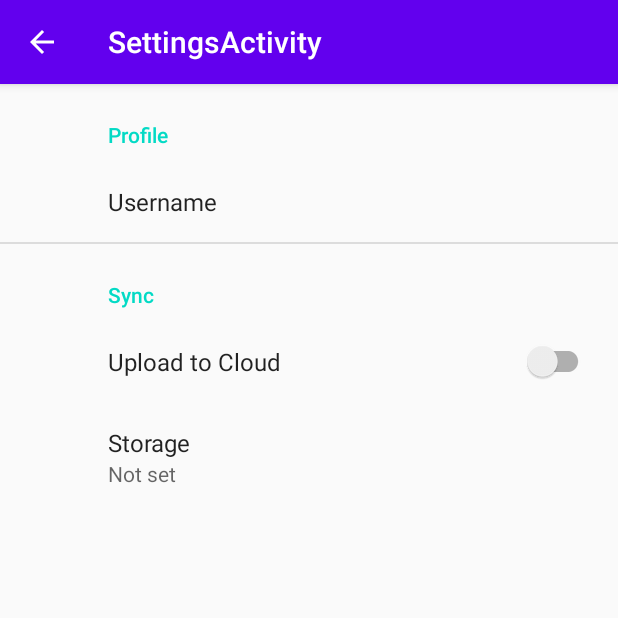
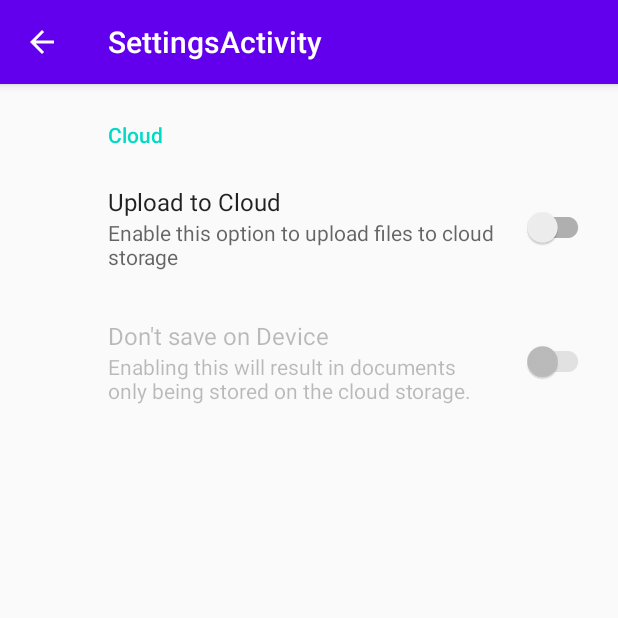
Before and after one commit to SV1906/Android_1_NotesMaker, an Android app: the SettingsActivity screen opened directly, with no data from a screen before it, on a phone screen of 412 x 824 dp, the top half of it. Run offline under Robolectric (Android 15) with nearby library versions, the phone set to English and light mode, and no system bars; our stand-ins replace Firebase (no records; nobody signed in at launch, a user with empty details on screens opened directly), androidx.preference.

Commit message:
Updated Setting to provide user the choice of uploading to cloud and storing to local storage

```diff
--- a/app/src/main/java/com/example/notesmaker/CloudNotes.java
+++ b/app/src/main/java/com/example/notesmaker/CloudNotes.java
@@ -37,6 +37,7 @@ public class CloudNotes extends AppCompatActivity {
     RecyclerView cloudNotes;
     LinearLayoutManager linearLayoutManager;
     CloudFileAdapter cloudFileAdapter;
+    TextView cloudMessage;
 
     FirebaseAuth mAuth;
     FirebaseUser mUser;
@@ -53,17 +54,19 @@ public class CloudNotes extends AppCompatActivity {
         setContentView(R.layout.activity_cloud_notes);
 
         swipeRefreshLayout = findViewById(R.id.cloudListRefresh);
+        cloudMessage = findViewById(R.id.cloudMessage);
 
         mAuth = FirebaseAuth.getInstance();
         mUser = mAuth.getCurrentUser();
+
         if (mUser!=null){
+            cloudMessage.setVisibility(View.INVISIBLE);
             storage = FirebaseStorage.getInstance();
             pdfStorage = storage.getReference();
             pdfStorage = pdfStorage.child(mUser.getUid());
             pdfStorage = pdfStorage.child("PDFs");
             getFiles();
             swipeRefreshLayout.setEnabled(true);
-
 
             swipeRefreshLayout.setOnRefreshListener(new SwipeRefreshLayout.OnRefreshListener() {
                 @Override
@@ -74,6 +77,7 @@ public class CloudNotes extends AppCompatActivity {
             });
         } else {
             swipeRefreshLayout.setEnabled(false);
+            cloudMessage.setVisibility(View.VISIBLE);
         }
 
         cloudNotes = findViewById(R.id.cloudNotes);
--- a/app/src/main/java/com/example/notesmaker/SettingsActivity.java
+++ b/app/src/main/java/com/example/notesmaker/SettingsActivity.java
@@ -1,22 +1,23 @@
 package com.example.notesmaker;
 
-import android.content.Intent;
 import android.content.SharedPreferences;
-import android.net.Uri;
 import android.os.Bundle;
-import android.provider.DocumentsContract;
-import android.provider.MediaStore;
 import android.util.Log;
 
-import androidx.annotation.Nullable;
 import androidx.appcompat.app.ActionBar;
 import androidx.appcompat.app.AppCompatActivity;
-import androidx.preference.EditTextPreference;
 import androidx.preference.Preference;
+import androidx.preference.PreferenceCategory;
 import androidx.preference.PreferenceFragmentCompat;
 import androidx.preference.PreferenceManager;
 
+import com.google.firebase.auth.FirebaseAuth;
+import com.google.firebase.auth.FirebaseUser;
+
 public class SettingsActivity extends AppCompatActivity {
+
+    FirebaseAuth mAuth;
+    FirebaseUser mUser;
 
     @Override
     protected void onCreate(Bundle savedInstanceState) {
@@ -32,6 +33,9 @@ public class SettingsActivity extends AppCompatActivity {
         if (actionBar != null) {
             actionBar.setDisplayHomeAsUpEnabled(true);
         }
+
+        mAuth = FirebaseAuth.getInstance();
+        mUser = mAuth.getCurrentUser();
     }
 
     public static class SettingsFragment extends PreferenceFragmentCompat {
@@ -40,13 +44,39 @@ public class SettingsActivity extends AppCompatActivity {
             setPreferencesFromResource(R.xml.root_preferences, rootKey);
 
             final SharedPreferences preferences = PreferenceManager.getDefaultSharedPreferences(getContext());
-            final Preference path = findPreference("Path");
+            final Preference localStorage = findPreference("LocalStorage");
+            PreferenceCategory cloud = findPreference("Cloud");
+
+            FirebaseAuth auth = FirebaseAuth.getInstance();
+            FirebaseUser user = auth.getCurrentUser();
+
+            if (user!=null){
+                cloud.setEnabled(true);
+            } else {
+                cloud.setEnabled(false);
+            }
+
+            if (preferences.getBoolean("CloudUpload", false)){
+                localStorage.setEnabled(true);
+            } else {
+                localStorage.setEnabled(false);
+            }
+
             preferences.registerOnSharedPreferenceChangeListener(new SharedPreferences.OnSharedPreferenceChangeListener() {
                 @Override
                 public void onSharedPreferenceChanged(SharedPreferences sharedPreferences, String key) {
+                    Log.e("CloudUPload", "" + preferences.getBoolean("CloudUpload", false));
                     switch (key){
-                        case "Path":{
-                            path.setSummary(preferences.getString("Path", "Not Found"));
+                        case "CloudUpload":{
+                            if (preferences.getBoolean("CloudUpload", false)){
+                                //localStorage.setSelectable(false);
+                                localStorage.setEnabled(true);
+
+                            } else {
+                                //localStorage.setSelectable(true);
+                                localStorage.setEnabled(false);
+                            }
+                            break;
                         }
                     }
                 }
--- a/app/src/main/res/xml/root_preferences.xml
+++ b/app/src/main/res/xml/root_preferences.xml
@@ -1,24 +1,23 @@
 <PreferenceScreen xmlns:app="http://schemas.android.com/apk/res-auto">
 
-    <PreferenceCategory app:title="Profile">
-        <EditTextPreference
-            app:key="Username"
-            app:title="Username"/>
-
-    </PreferenceCategory>
-
-    <PreferenceCategory app:title="Sync">
+    <PreferenceCategory app:key="Cloud" app:title="Cloud">
 
         <SwitchPreferenceCompat
             app:key="CloudUpload"
-            app:title="Upload to Cloud" />
+            app:title="Upload to Cloud"
+            app:summary="Enable this option to upload files to cloud storage"/>
 
-        <ListPreference
-            app:entries="@array/reply_entries"
-            app:entryValues="@array/reply_values"
-            app:key="Storage"
-            app:title= "Storage"
-            app:useSimpleSummaryProvider="true" />
+        <SwitchPreferenceCompat
+            app:key="LocalStorage"
+            app:title="Don't save on Device"
+            app:summary="Enabling this will result in documents only being stored on the cloud storage."/>
+
+<!--        <ListPreference-->
+<!--            app:entries="@array/reply_entries"-->
+<!--            app:entryValues="@array/reply_values"-->
+<!--            app:key="Storage"-->
+<!--            app:title= "Storage"-->
+<!--            app:useSimpleSummaryProvider="true" />-->
 
     </PreferenceCategory>
 
```
Also changed, not shown: app/src/main/java/com/example/notesmaker/NotesActivity.java (+15 -7 lines), app/src/main/java/com/example/notesmaker/PDF.java (+21 -20 lines), app/src/main/java/com/example/notesmaker/PreviewActivity.java (+65 -10 lines), app/src/main/res/layout/activity_cloud_notes.xml (+14 -0 lines).
